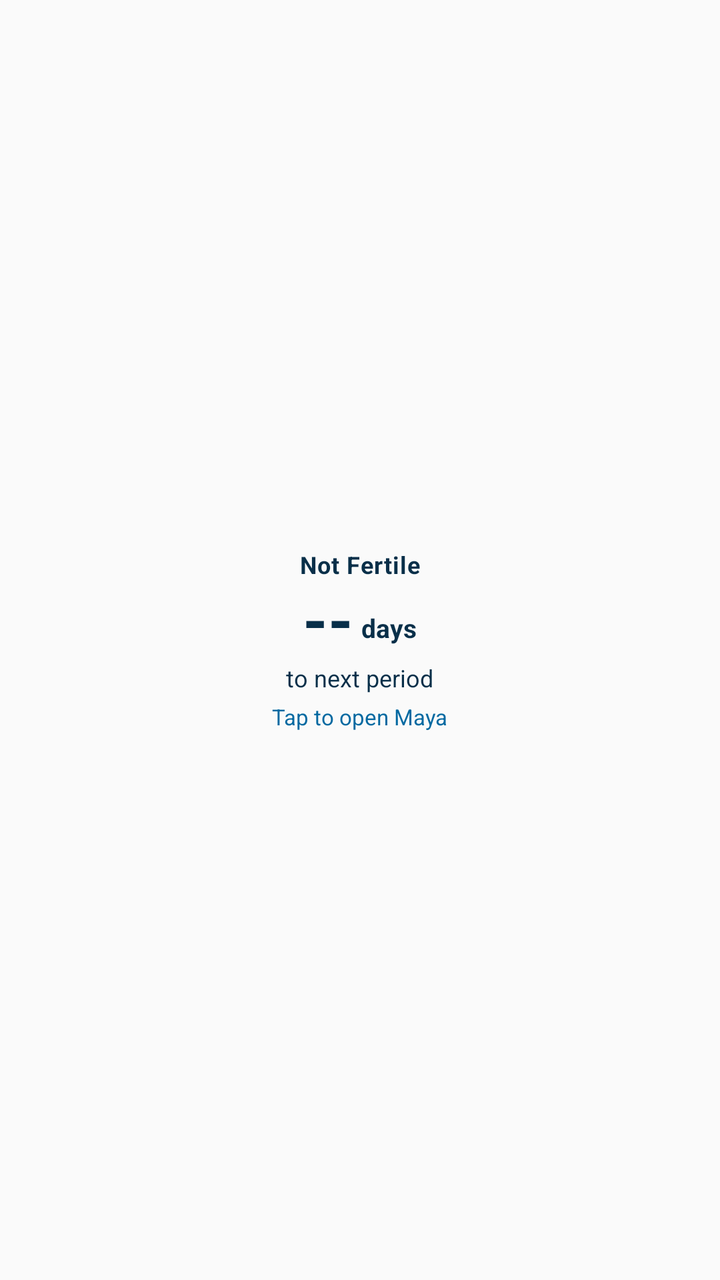
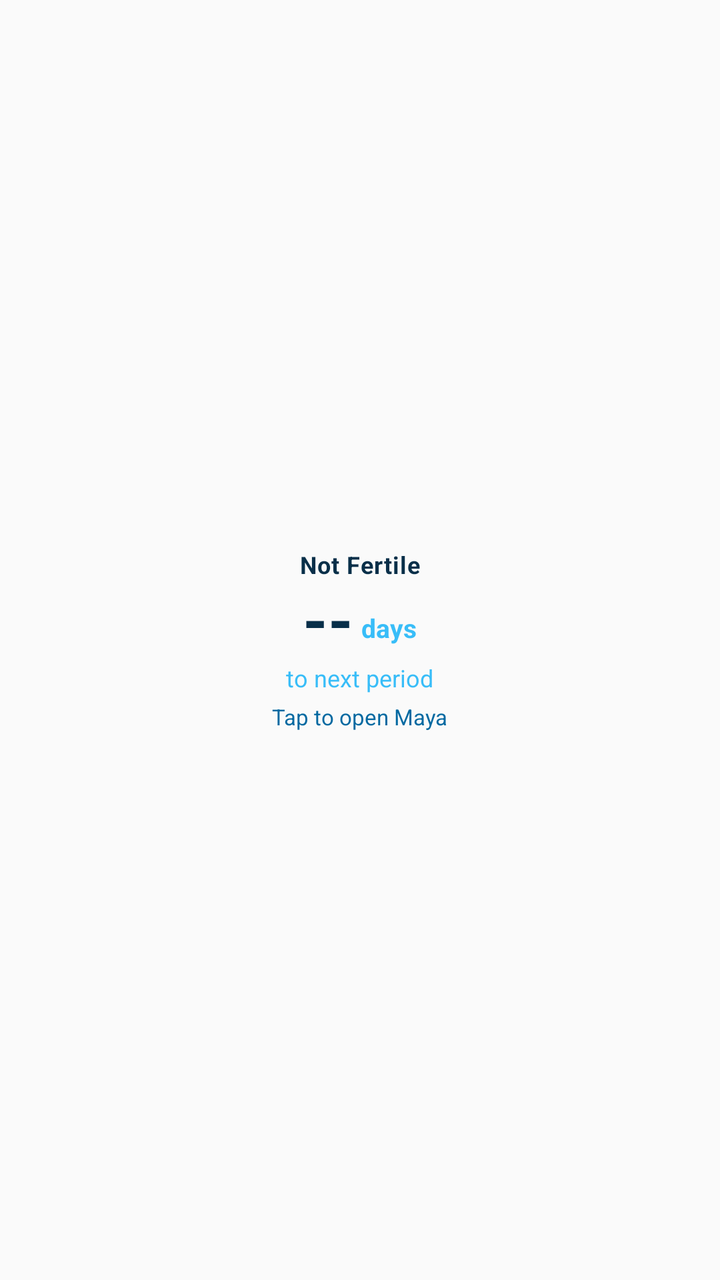

Before-and-after screenshots of an Android layout around one commit, followed by the original layout XML and the change that was made.
<!-- AndroidManifest.xml: application theme android:Theme.Material.Light.NoActionBar -->
<!-- res/layout/widget_cycle.xml -->
<?xml version="1.0" encoding="utf-8"?>
<FrameLayout xmlns:android="http://schemas.android.com/apk/res/android"
    android:id="@+id/widget_root"
    android:layout_width="match_parent"
    android:layout_height="match_parent">

    <ImageView
        android:id="@+id/widget_bg_image"
        android:layout_width="match_parent"
        android:layout_height="match_parent"
        android:scaleType="fitXY"
        android:contentDescription="@null" />

    <LinearLayout
        android:id="@+id/widget_content"
        android:layout_width="match_parent"
        android:layout_height="match_parent"
        android:orientation="vertical"
        android:padding="12dp"
        android:gravity="center">

        <TextView
            android:id="@+id/widget_status_badge"
            android:layout_width="wrap_content"
            android:layout_height="wrap_content"
            android:maxLines="1"
            android:ellipsize="end"
            android:text="Not Fertile"
            android:textColor="#082F49"
            android:textSize="12sp"
            android:textStyle="bold"
            android:letterSpacing="0.03" />

        <LinearLayout
            android:layout_width="wrap_content"
            android:layout_height="wrap_content"
            android:layout_marginTop="2dp"
            android:orientation="horizontal"
            android:gravity="bottom">

            <TextView
                android:id="@+id/widget_days_number"
                android:layout_width="wrap_content"
                android:layout_height="wrap_content"
                android:maxLines="1"
                android:text="--"
                android:textColor="#082F49"
                android:textSize="32sp"
                android:textStyle="bold"
                android:includeFontPadding="false" />

            <TextView
                android:id="@+id/widget_days_unit"
                android:layout_width="wrap_content"
                android:layout_height="wrap_content"
                android:layout_marginStart="4dp"
                android:layout_marginBottom="3dp"
                android:maxLines="1"
                android:text="days"
                android:textColor="#082F49"
                android:textSize="13sp"
                android:textStyle="bold" />
        </LinearLayout>

        <TextView
            android:id="@+id/widget_subtitle"
            android:layout_width="wrap_content"
            android:layout_height="wrap_content"
            android:layout_marginTop="1dp"
            android:gravity="center"
            android:maxLines="2"
            android:ellipsize="end"
            android:lineSpacingMultiplier="0.9"
            android:text="to next period"
            android:textColor="#082F49"
            android:textSize="12sp" />

        <TextView
            android:id="@+id/widget_footer"
            android:layout_width="wrap_content"
            android:layout_height="wrap_content"
            android:layout_marginTop="4dp"
            android:maxLines="1"
            android:ellipsize="end"
            android:text="Tap to open Maya"
            android:textColor="#0369A1"
            android:textSize="11sp" />

    </LinearLayout>

</FrameLayout>
<!-- resources referenced by this layout -->
<resources>

</resources>

<!-- the commit's change to res/layout/widget_cycle.xml (unified diff, before → after) -->
@@ -57,10 +57,22 @@
                 android:layout_marginBottom="3dp"
                 android:maxLines="1"
                 android:text="days"
-                android:textColor="#082F49"
+                android:textColor="#38BDF8"
                 android:textSize="13sp"
                 android:textStyle="bold" />
         </LinearLayout>
+
+        <TextView
+            android:id="@+id/widget_compact_unit"
+            android:layout_width="wrap_content"
+            android:layout_height="wrap_content"
+            android:visibility="gone"
+            android:maxLines="1"
+            android:text="Days"
+            android:textColor="#38BDF8"
+            android:textSize="12sp"
+            android:textStyle="bold"
+            android:includeFontPadding="false" />
 
         <TextView
             android:id="@+id/widget_subtitle"
@@ -72,7 +84,7 @@
             android:ellipsize="end"
             android:lineSpacingMultiplier="0.9"
             android:text="to next period"
-            android:textColor="#082F49"
+            android:textColor="#38BDF8"
             android:textSize="12sp" />
 
         <TextView
